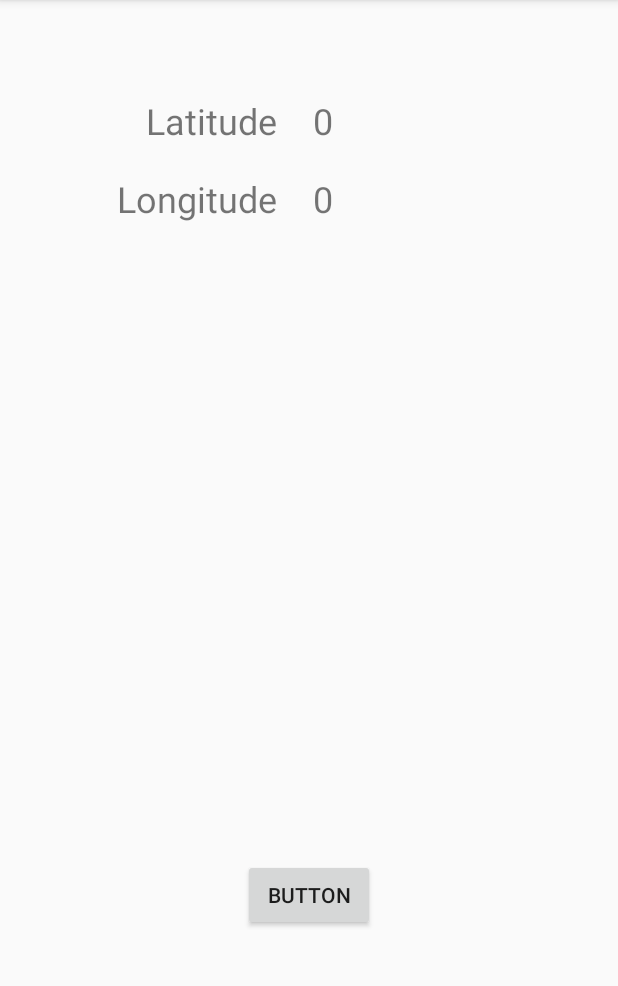
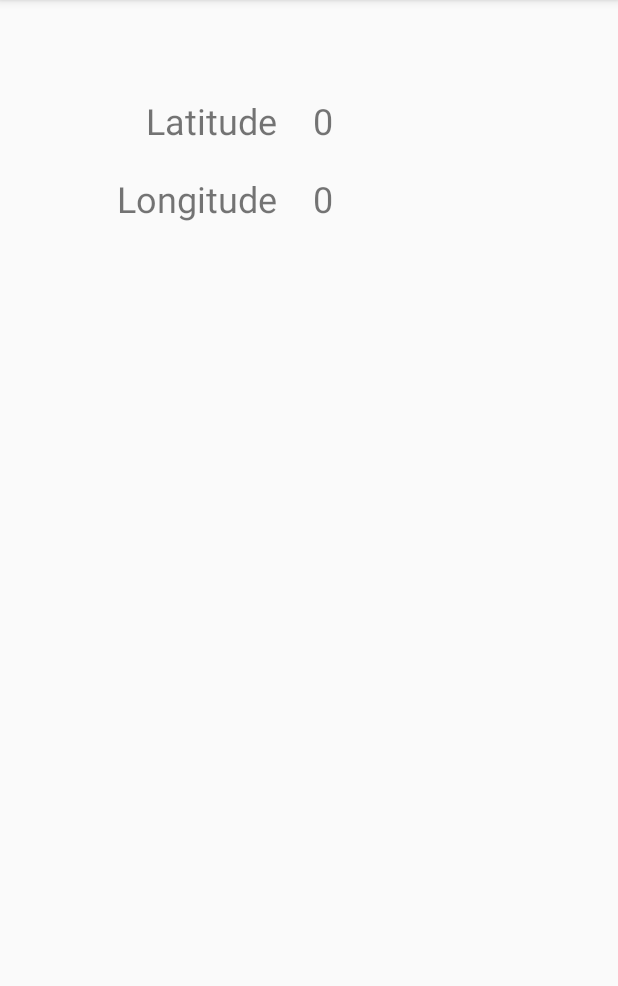
Before and after one commit to shun-shun123/ChariTaro, an Android app: the screen it shows after launch (MainActivity), on a phone screen of 412 x 824 dp, the part 84-1070 px from its top. Run offline under Robolectric (Android 15) with nearby library versions, the phone set to English and light mode, and no system bars; 1 statement that could not run was skipped.

Commit message:
:sparkles:シェイクで位置情報取得

```diff
--- a/app/src/main/res/layout/activity_main.xml
+++ b/app/src/main/res/layout/activity_main.xml
@@ -5,16 +5,6 @@
     android:layout_width="match_parent"
     android:layout_height="match_parent"
     tools:context=".MainActivity">
-
-    <Button
-        android:id="@+id/button"
-        android:layout_width="wrap_content"
-        android:layout_height="wrap_content"
-        android:layout_marginBottom="147dp"
-        android:text="Button"
-        app:layout_constraintBottom_toBottomOf="parent"
-        app:layout_constraintEnd_toEndOf="parent"
-        app:layout_constraintStart_toStartOf="parent" />
 
     <TextView
         android:id="@+id/textView"
```
Also changed, not shown: app/src/main/java/shunsuke/saito/jp/charitaro/MainActivity.kt (+8 -5 lines).
